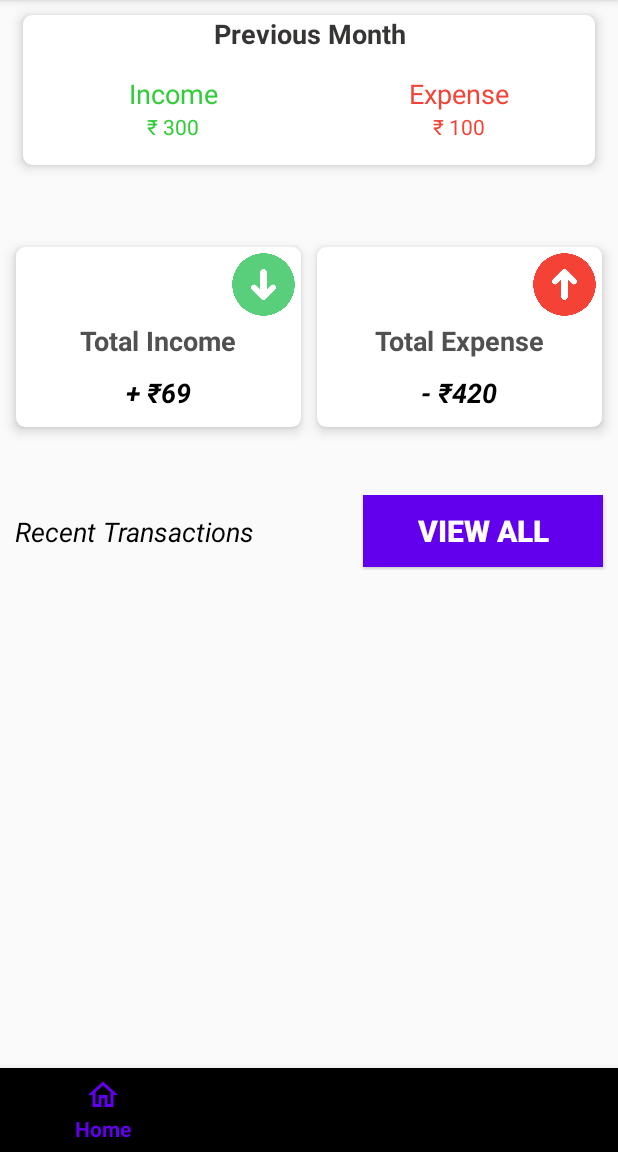
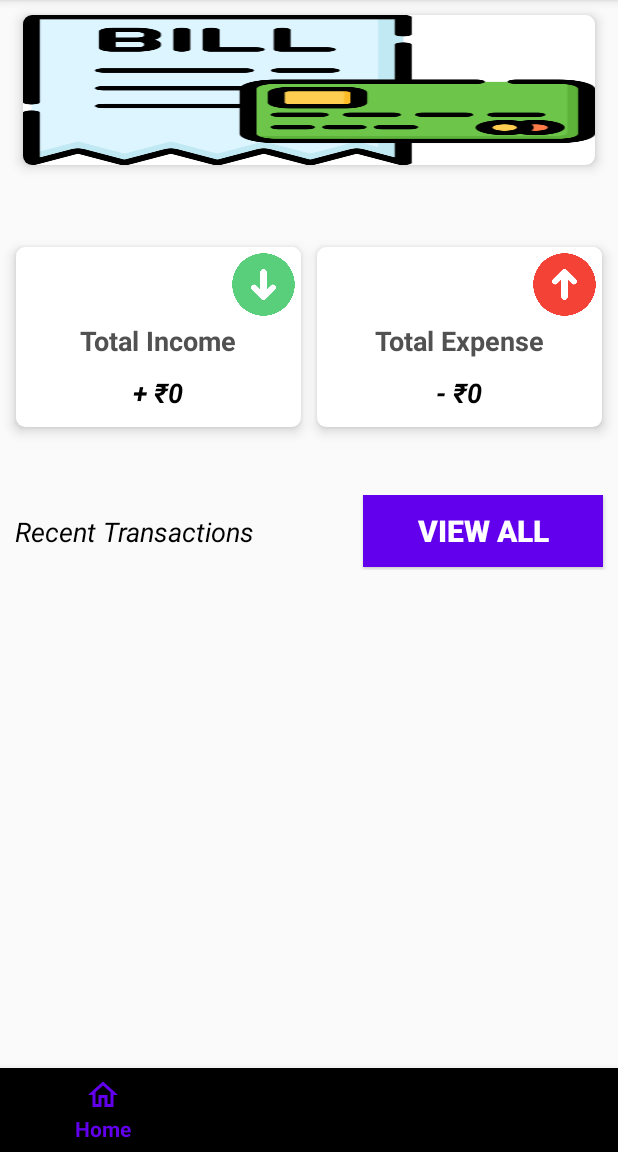
Before and after one commit to Suthar-Naresh/Android-Project, an Android app: the screen it shows after launch (MainActivity), on a phone screen of 412 x 824 dp, the part 84-1236 px from its top. Run offline under Robolectric (Android 15) with nearby library versions, the phone set to English and light mode, and no system bars.

Commit message:
Done with project

```diff
--- a/app/src/main/java/com/mad/expensetracker/HomeFragment.java
+++ b/app/src/main/java/com/mad/expensetracker/HomeFragment.java
@@ -11,6 +11,7 @@ import android.view.LayoutInflater;
 import android.view.View;
 import android.view.ViewGroup;
 import android.widget.Button;
+import android.widget.TextView;
 
 import com.mad.expensetracker.Models.ExpenseRecord;
 import com.mad.expensetracker.data.MyDBHandler;
@@ -87,6 +88,9 @@ public class HomeFragment extends Fragment {
 
         Button viewAllButton = (Button) context.findViewById(R.id.viewAll);
 
+        TextView expCurr = context.findViewById(R.id.expCurr);
+        TextView incCurr = context.findViewById(R.id.textView8);
+
         viewAllButton.setOnClickListener(new View.OnClickListener() {
             @Override
             public void onClick(View v) {
@@ -97,6 +101,8 @@ public class HomeFragment extends Fragment {
 
         expenseRowList = new ArrayList<>();
         MyDBHandler db = new MyDBHandler(context);
+
+
 
         recyclerView = context.findViewById(R.id.recentList);
 
@@ -146,6 +152,16 @@ public class HomeFragment extends Fragment {
             expenseRowList.add(new SingleRecentCardRow(i.getTitle(),i.getCategory(),amt,i.getDate(),expenseTypeIcon));
         }
 
+        int exp = db.getCurrentExpense();
+        int inc = db.getCurrentIncome();
+
+        String totalExp = "- ₹";
+        String totalInc = "+ ₹";
+//        Log.d("EXPTAG", "onStart: "+exp);
+
+        expCurr.setText(totalExp+String.valueOf(exp));
+        incCurr.setText(totalInc+String.valueOf(inc));
+
 //        expenseRowList.add(new SingleRecentCardRow("College To Home","Transport","- ₹100","3 Feb, 2023",R.drawable.transport));
 //        expenseRowList.add(new SingleRecentCardRow("Akshat Birthday","Celebration","- ₹250","11 Jan, 2023",R.drawable.celebration));
 //        expenseRowList.add(new SingleRecentCardRow("Mobile Recharge","Bill","- ₹700","12 Feb, 2023",R.drawable.bill));
@@ -158,6 +174,4 @@ public class HomeFragment extends Fragment {
         recyclerView.addItemDecoration(divider);
     }
 
-//  Data type to store single card row data
-
 }
--- a/app/src/main/java/com/mad/expensetracker/data/MyDBHandler.java
+++ b/app/src/main/java/com/mad/expensetracker/data/MyDBHandler.java
@@ -172,4 +172,34 @@ public class MyDBHandler extends SQLiteOpenHelper {
         }
         return allRecords;
     }
+
+    public int getCurrentExpense(){
+        SQLiteDatabase db = this.getReadableDatabase();
+        int total = 0;
+
+        String query = "SELECT SUM("+Params.KEY_AMOUNT+") AS exp FROM "+Params.TABLE_NAME+" WHERE "+Params.KEY_TYPE+"='Expense'";
+
+        Cursor cursor = db.rawQuery(query, null);
+        if (cursor.moveToFirst()) {
+            total = cursor.getInt(cursor.getColumnIndex("exp"));
+        }
+        cursor.close();
+        Log.d("tg", "getCurrentExpense: "+total);
+        return total;
+    }
+
+    public int getCurrentIncome(){
+        SQLiteDatabase db = this.getReadableDatabase();
+        int total = 0;
+
+        String query = "SELECT SUM("+Params.KEY_AMOUNT+") AS inc FROM "+Params.TABLE_NAME+" WHERE "+Params.KEY_TYPE+"='Income'";
+
+        Cursor cursor = db.rawQuery(query, null);
+        if (cursor.moveToFirst()) {
+            total = cursor.getInt(cursor.getColumnIndex("inc"));
+        }
+        cursor.close();
+        Log.d("tg", "getCurrentExpense: "+total);
+        return total;
+    }
 }
--- a/app/src/main/res/layout/fragment_analytics.xml
+++ b/app/src/main/res/layout/fragment_analytics.xml
@@ -1,5 +1,6 @@
 <?xml version="1.0" encoding="utf-8"?>
 <FrameLayout xmlns:android="http://schemas.android.com/apk/res/android"
+    xmlns:app="http://schemas.android.com/apk/res-auto"
     xmlns:tools="http://schemas.android.com/tools"
     android:layout_width="match_parent"
     android:layout_height="match_parent"
@@ -7,9 +8,14 @@
     tools:context=".AnalyticsFragment">
 
     <!-- TODO: Update blank fragment layout -->
-    <TextView
-        android:layout_width="match_parent"
-        android:layout_height="match_parent"
-        android:text="Analytics Fragment" />
+<!--    <TextView-->
+<!--        android:layout_width="match_parent"-->
+<!--        android:layout_height="match_parent"-->
+<!--        android:text="Analytics Fragment" />-->
 
+    <ImageView
+        android:id="@+id/imageView4"
+        android:layout_width="wrap_content"
+        android:layout_height="wrap_content"
+        android:src="@drawable/comingsooon" />
 </FrameLayout>
--- a/app/src/main/res/layout/fragment_home.xml
+++ b/app/src/main/res/layout/fragment_home.xml
@@ -7,6 +7,89 @@
     tools:context=".HomeFragment">
 
     <!-- TODO: Update blank fragment layout -->
+<!--    <android.support.v7.widget.CardView-->
+<!--        android:id="@+id/bigCard"-->
+<!--        android:layout_width="match_parent"-->
+<!--        android:layout_height="100dp"-->
+<!--        android:layout_marginStart="15dp"-->
+<!--        android:layout_marginLeft="15dp"-->
+<!--        android:layout_marginTop="10dp"-->
+<!--        android:layout_marginEnd="15dp"-->
+<!--        android:layout_marginRight="15dp"-->
+<!--        app:cardCornerRadius="6dp"-->
+<!--        app:cardElevation="5dp">-->
+
+<!--        <LinearLayout-->
+<!--            android:layout_width="match_parent"-->
+<!--            android:layout_height="match_parent"-->
+<!--            android:orientation="vertical">-->
+
+<!--            <TextView-->
+<!--                android:id="@+id/lastMonthText"-->
+<!--                android:layout_width="match_parent"-->
+<!--                android:layout_height="wrap_content"-->
+<!--                android:gravity="center"-->
+<!--                android:text="Previous Month"-->
+<!--                android:textAppearance="@style/TextAppearance.AppCompat.Medium"-->
+<!--                android:textColor="#373434"-->
+<!--                android:textStyle="bold" />-->
+
+<!--            <LinearLayout-->
+<!--                android:layout_width="match_parent"-->
+<!--                android:layout_height="match_parent"-->
+<!--                android:orientation="horizontal">-->
+
+<!--                <LinearLayout-->
+<!--                    android:layout_width="200dp"-->
+<!--                    android:layout_height="match_parent"-->
+<!--                    android:gravity="center"-->
+<!--                    android:orientation="vertical">-->
+
+<!--                    <TextView-->
+<!--                        android:id="@+id/textView3"-->
+<!--                        android:layout_width="match_parent"-->
+<!--                        android:layout_height="wrap_content"-->
+<!--                        android:gravity="center"-->
+<!--                        android:text="Income"-->
+<!--                        android:textAppearance="@style/TextAppearance.AppCompat.Medium"-->
+<!--                        android:textColor="#31CD38" />-->
+
+<!--                    <TextView-->
+<!--                        android:id="@+id/textView5"-->
+<!--                        android:layout_width="match_parent"-->
+<!--                        android:layout_height="wrap_content"-->
+<!--                        android:gravity="center"-->
+<!--                        android:text="₹ 300"-->
+<!--                        android:textColor="#31CD38" />-->
+<!--                </LinearLayout>-->
+
+<!--                <LinearLayout-->
+<!--                    android:layout_width="match_parent"-->
+<!--                    android:layout_height="match_parent"-->
+<!--                    android:gravity="center"-->
+<!--                    android:orientation="vertical">-->
+
+<!--                    <TextView-->
+<!--                        android:id="@+id/textView4"-->
+<!--                        android:layout_width="match_parent"-->
+<!--                        android:layout_height="wrap_content"-->
+<!--                        android:gravity="center"-->
+<!--                        android:text="Expense"-->
+<!--                        android:textAppearance="@style/TextAppearance.AppCompat.Medium"-->
+<!--                        android:textColor="#F44336" />-->
+
+<!--                    <TextView-->
+<!--                        android:id="@+id/textView6"-->
+<!--                        android:layout_width="match_parent"-->
+<!--                        android:layout_height="wrap_content"-->
+<!--                        android:gravity="center"-->
+<!--                        android:text="₹ 100"-->
+<!--                        android:textColor="#F44336" />-->
+<!--                </LinearLayout>-->
+<!--            </LinearLayout>-->
+<!--        </LinearLayout>-->
+<!--    </android.support.v7.widget.CardView>-->
+
     <android.support.v7.widget.CardView
         android:id="@+id/bigCard"
         android:layout_width="match_parent"
@@ -16,78 +99,18 @@
         android:layout_marginTop="10dp"
         android:layout_marginEnd="15dp"
         android:layout_marginRight="15dp"
+        android:scrollbarAlwaysDrawHorizontalTrack="true"
+        android:scrollbarAlwaysDrawVerticalTrack="true"
         app:cardCornerRadius="6dp"
         app:cardElevation="5dp">
 
-        <LinearLayout
+        <ImageView
+            android:id="@+id/imageView3"
             android:layout_width="match_parent"
             android:layout_height="match_parent"
-            android:orientation="vertical">
-
-            <TextView
-                android:id="@+id/lastMonthText"
-                android:layout_width="match_parent"
-                android:layout_height="wrap_content"
-                android:gravity="center"
-                android:text="Previous Month"
-                android:textAppearance="@style/TextAppearance.AppCompat.Medium"
-                android:textColor="#373434"
-                android:textStyle="bold" />
-
-            <LinearLayout
-                android:layout_width="match_parent"
-                android:layout_height="match_parent"
-                android:orientation="horizontal">
-
-                <LinearLayout
-                    android:layout_width="200dp"
-                    android:layout_height="match_parent"
-                    android:gravity="center"
-                    android:orientation="vertical">
-
-                    <TextView
-                        android:id="@+id/textView3"
-                        android:layout_width="match_parent"
-                        android:layout_height="wrap_content"
-                        android:gravity="center"
-                        android:text="Income"
-                        android:textAppearance="@style/TextAppearance.AppCompat.Medium"
-                        android:textColor="#31CD38" />
-
-                    <TextView
-                        android:id="@+id/textView5"
-                        android:layout_width="match_parent"
-                        android:layout_height="wrap_content"
-                        android:gravity="center"
-                        android:text="₹ 300"
-                        android:textColor="#31CD38" />
-                </LinearLayout>
-
-                <LinearLayout
-                    android:layout_width="match_parent"
-                    android:layout_height="match_parent"
-                    android:gravity="center"
-                    android:orientation="vertical">
-
-                    <TextView
-                        android:id="@+id/textView4"
-                        android:layout_width="match_parent"
-                        android:layout_height="wrap_content"
-                        android:gravity="center"
-                        android:text="Expense"
-                        android:textAppearance="@style/TextAppearance.AppCompat.Medium"
-                        android:textColor="#F44336" />
-
-                    <TextView
-                        android:id="@+id/textView6"
-                        android:layout_width="match_parent"
-                        android:layout_height="wrap_content"
-                        android:gravity="center"
-                        android:text="₹ 100"
-                        android:textColor="#F44336" />
-                </LinearLayout>
-            </LinearLayout>
-        </LinearLayout>
+            android:adjustViewBounds="true"
+            android:scaleType="fitXY"
+            android:src="@drawable/bill" />
     </android.support.v7.widget.CardView>
 
     <LinearLayout
@@ -120,7 +143,7 @@
                     android:src="@drawable/small_card_income" />
 
                 <TextView
-                    android:id="@+id/textView7"
+                    android:id="@+id/incCurr"
                     android:layout_width="match_parent"
                     android:layout_height="wrap_content"
                     android:gravity="center"
@@ -174,7 +197,7 @@
                     android:textStyle="bold" />
 
                 <TextView
-                    android:id="@+id/textView10"
+                    android:id="@+id/expCurr"
                     android:layout_width="match_parent"
                     android:layout_height="wrap_content"
                     android:layout_marginTop="10dp"
```
Also changed, not shown: app/src/main/res/drawable/comingsooon.jpeg (added), 1 other file.
